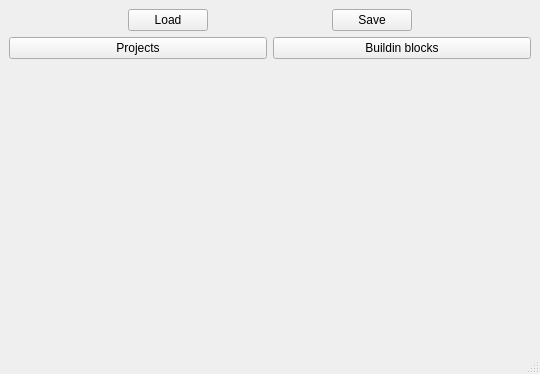
Qt form src/mainwindow.ui (jfouche/bbm) before a commit.
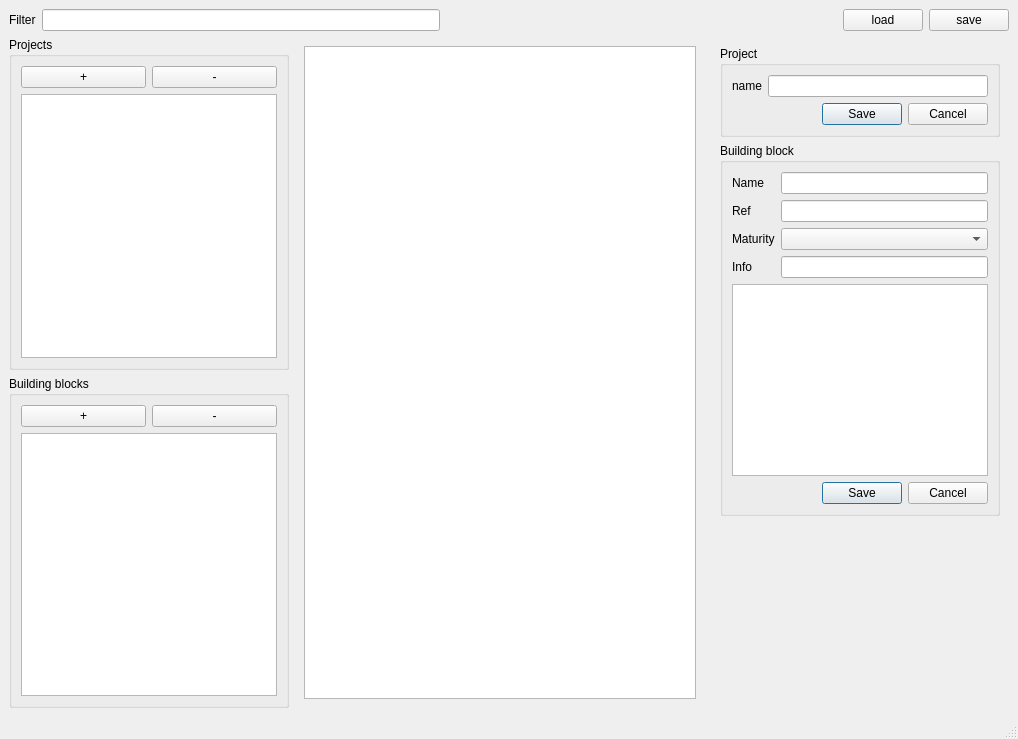
The same form after that commit.

Commit message: new UI : all in one frame

Diff of the .ui file:
```diff
--- a/src/mainwindow.ui
+++ b/src/mainwindow.ui
@@ -6,19 +6,32 @@
    <rect>
     <x>0</x>
     <y>0</y>
-    <width>540</width>
-    <height>374</height>
+    <width>1018</width>
+    <height>739</height>
    </rect>
   </property>
   <property name="windowTitle">
    <string>MainWindow</string>
   </property>
   <widget class="QWidget" name="centralwidget">
-   <layout class="QVBoxLayout" name="verticalLayout">
+   <layout class="QVBoxLayout" name="verticalLayout_2" stretch="0,1">
     <item>
-     <layout class="QHBoxLayout" name="horizontalLayout_2">
+     <layout class="QHBoxLayout" name="topBarLayout">
+      <property name="sizeConstraint">
+       <enum>QLayout::SetDefaultConstraint</enum>
+      </property>
       <item>
-       <spacer name="horizontalSpacer_6">
+       <widget class="QLabel" name="label">
+        <property name="text">
+         <string>Filter</string>
+        </property>
+       </widget>
+      </item>
+      <item>
+       <widget class="QLineEdit" name="editFilter"/>
+      </item>
+      <item>
+       <spacer name="horizontalSpacer">
         <property name="orientation">
          <enum>Qt::Horizontal</enum>
         </property>
@@ -33,66 +46,208 @@
       <item>
        <widget class="QPushButton" name="btnLoad">
         <property name="text">
-         <string>Load</string>
+         <string>load</string>
         </property>
        </widget>
       </item>
-      <item>
-       <spacer name="horizontalSpacer_5">
-        <property name="orientation">
-         <enum>Qt::Horizontal</enum>
-        </property>
-        <property name="sizeHint" stdset="0">
-         <size>
-          <width>40</width>
-          <height>20</height>
-         </size>
-        </property>
-       </spacer>
-      </item>
       <item>
        <widget class="QPushButton" name="btnSave">
         <property name="text">
-         <string>Save</string>
+         <string>save</string>
         </property>
        </widget>
       </item>
-      <item>
-       <spacer name="horizontalSpacer_4">
-        <property name="orientation">
-         <enum>Qt::Horizontal</enum>
-        </property>
-        <property name="sizeHint" stdset="0">
-         <size>
-          <width>40</width>
-          <height>20</height>
-         </size>
-        </property>
-       </spacer>
-      </item>
      </layout>
     </item>
     <item>
-     <layout class="QHBoxLayout" name="horizontalLayout_3">
+     <layout class="QHBoxLayout" name="horizontalLayout" stretch="0,1,0">
       <item>
-       <widget class="QPushButton" name="btnPageProjects">
-        <property name="text">
-         <string>Projects</string>
-        </property>
+       <layout class="QVBoxLayout" name="leftLayout">
+        <item>
+         <widget class="QGroupBox" name="projectGroupBox">
+          <property name="title">
+           <string>Projects</string>
+          </property>
+          <layout class="QVBoxLayout" name="verticalLayout">
+           <item>
+            <layout class="QHBoxLayout" name="horizontalLayout_2">
+             <item>
+              <widget class="QPushButton" name="pushButton">
+               <property name="text">
+                <string>+</string>
+               </property>
+              </widget>
+             </item>
+             <item>
+              <widget class="QPushButton" name="pushButton_2">
+               <property name="text">
+                <string>-</string>
+               </property>
+              </widget>
+             </item>
+            </layout>
+           </item>
+           <item>
+            <widget class="QListView" name="listProjects"/>
+           </item>
+          </layout>
+         </widget>
+        </item>
+        <item>
+         <widget class="QGroupBox" name="bbGroupBox">
+          <property name="title">
+           <string>Building blocks</string>
+          </property>
+          <layout class="QVBoxLayout" name="verticalLayout_4">
+           <item>
+            <layout class="QHBoxLayout" name="horizontalLayout_3">
+             <item>
+              <widget class="QPushButton" name="pushButton_3">
+               <property name="text">
+                <string>+</string>
+               </property>
+              </widget>
+             </item>
+             <item>
+              <widget class="QPushButton" name="pushButton_4">
+               <property name="text">
+                <string>-</string>
+               </property>
+              </widget>
+             </item>
+            </layout>
+           </item>
+           <item>
+            <widget class="QListView" name="listBuildingBlocks"/>
+           </item>
+          </layout>
+         </widget>
+        </item>
+       </layout>
+      </item>
+      <item>
+       <widget class="QWidget" name="widget" native="true">
+        <layout class="QHBoxLayout" name="horizontalLayout_4">
+         <item>
+          <widget class="QTreeView" name="treeBuildingBlocks"/>
+         </item>
+        </layout>
        </widget>
       </item>
       <item>
-       <widget class="QPushButton" name="btnPageBuildingBlocks">
-        <property name="text">
-         <string>Buildin blocks</string>
-        </property>
+       <widget class="QWidget" name="rightWidget" native="true">
+        <layout class="QVBoxLayout" name="verticalLayout_3">
+         <item>
+          <widget class="QGroupBox" name="groupBox">
+           <property name="title">
+            <string>Project</string>
+           </property>
+           <layout class="QVBoxLayout" name="verticalLayout_5">
+            <item>
+             <layout class="QFormLayout" name="formLayout_4">
+              <item row="0" column="0">
+               <widget class="QLabel" name="label_2">
+                <property name="text">
+                 <string>name</string>
+                </property>
+               </widget>
+              </item>
+              <item row="0" column="1">
+               <widget class="QLineEdit" name="lineEdit_2"/>
+              </item>
+             </layout>
+            </item>
+            <item>
+             <widget class="QDialogButtonBox" name="buttonBox">
+              <property name="standardButtons">
+               <set>QDialogButtonBox::Cancel|QDialogButtonBox::Save</set>
+              </property>
+             </widget>
+            </item>
+           </layout>
+          </widget>
+         </item>
+         <item>
+          <widget class="QGroupBox" name="groupBox_2">
+           <property name="title">
+            <string>Building block</string>
+           </property>
+           <layout class="QVBoxLayout" name="verticalLayout_6">
+            <item>
+             <layout class="QFormLayout" name="formLayout_2">
+              <item row="1" column="0">
+               <widget class="QLabel" name="label_3">
+                <property name="text">
+                 <string>Name</string>
+                </property>
+               </widget>
+              </item>
+              <item row="1" column="1">
+               <widget class="QLineEdit" name="lineEdit_3"/>
+              </item>
+              <item row="2" column="0">
+               <widget class="QLabel" name="label_4">
+                <property name="text">
+                 <string>Ref</string>
+                </property>
+               </widget>
+              </item>
+              <item row="2" column="1">
+               <widget class="QLineEdit" name="lineEdit"/>
+              </item>
+              <item row="3" column="0">
+               <widget class="QLabel" name="label_5">
+                <property name="text">
+                 <string>Maturity</string>
+                </property>
+               </widget>
+              </item>
+              <item row="3" column="1">
+               <widget class="QComboBox" name="comboBox"/>
+              </item>
+              <item row="4" column="0">
+               <widget class="QLabel" name="label_6">
+                <property name="text">
+                 <string>Info</string>
+                </property>
+               </widget>
+              </item>
+              <item row="4" column="1">
+               <widget class="QLineEdit" name="lineEdit_4"/>
+              </item>
+             </layout>
+            </item>
+            <item>
+             <widget class="QListView" name="listBbChildren"/>
+            </item>
+            <item>
+             <widget class="QDialogButtonBox" name="buttonBox_2">
+              <property name="standardButtons">
+               <set>QDialogButtonBox::Cancel|QDialogButtonBox::Save</set>
+              </property>
+             </widget>
+            </item>
+           </layout>
+          </widget>
+         </item>
+         <item>
+          <spacer name="verticalSpacer">
+           <property name="orientation">
+            <enum>Qt::Vertical</enum>
+           </property>
+           <property name="sizeHint" stdset="0">
+            <size>
+             <width>20</width>
+             <height>40</height>
+            </size>
+           </property>
+          </spacer>
+         </item>
+        </layout>
        </widget>
       </item>
      </layout>
     </item>
-    <item>
-     <widget class="QStackedWidget" name="stackedWidget"/>
-    </item>
    </layout>
   </widget>
   <widget class="QStatusBar" name="statusbar"/>
```
Left out of the diff: 73 changed lines with no effect on the pictures. The commit also changes 7 other files.
